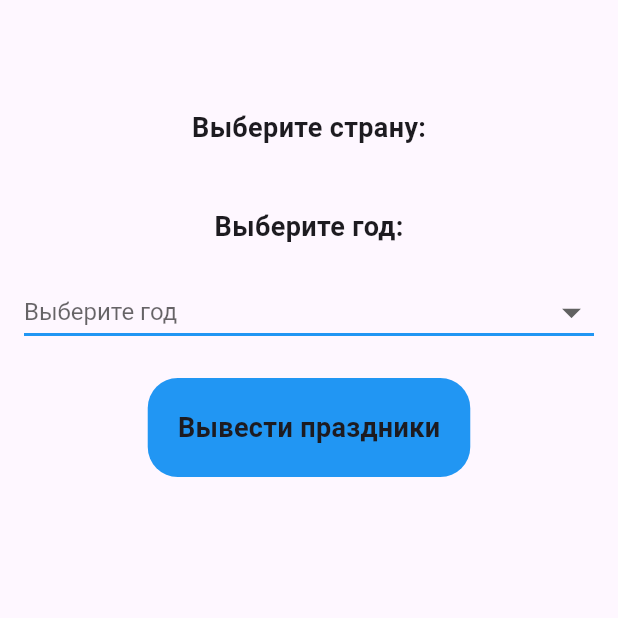
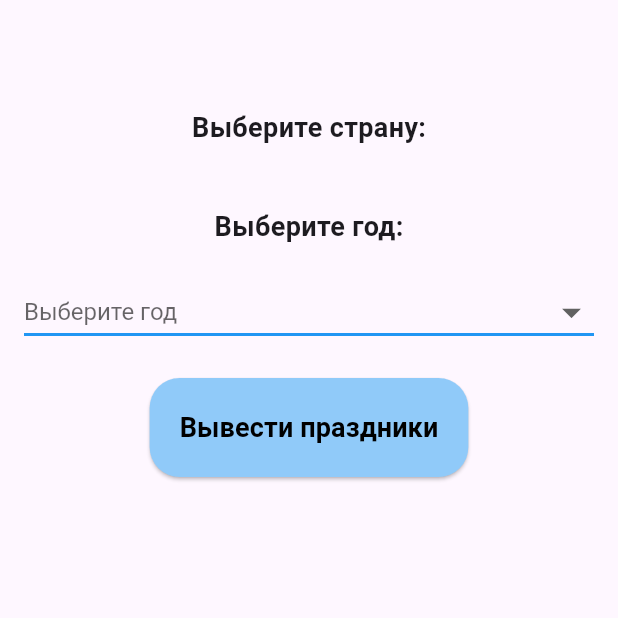
Before and after one commit to lera18a/dio_http_example, a Flutter app: the screen it shows after launch, on a phone screen of 412 x 824 dp, the top half of it. Run offline on Flutter 3.47's test engine with Material 3 defaults, Android fonts, the phone set to English and light mode, and no system bars; our stand-ins replace dio; network calls fail.

Commit message:
update holidays button, do it right

```diff
--- a/lib/ui/holidays_button.dart
+++ b/lib/ui/holidays_button.dart
@@ -5,18 +5,24 @@ class HolidaysButton extends StatelessWidget {
   final void Function() onPressed;
   @override
   Widget build(BuildContext context) {
-    return Container(
-      decoration: BoxDecoration(
-        borderRadius: BorderRadius.circular(20),
-        color: Colors.blue,
+    return ElevatedButton(
+      style: ButtonStyle(
+        padding: WidgetStatePropertyAll(EdgeInsets.all(20)),
+        shape: WidgetStatePropertyAll(
+          RoundedRectangleBorder(
+            borderRadius: BorderRadiusGeometry.circular(20),
+          ),
+        ),
+        backgroundColor: WidgetStatePropertyAll(Colors.blue.shade200),
       ),
-      child: IconButton(
-        onPressed: onPressed,
-        icon: Text(
-          'Вывести праздники',
-          style: TextStyle(fontSize: 18, fontWeight: FontWeight.bold),
+      onPressed: onPressed,
+      child: Text(
+        'Вывести праздники',
+        style: TextStyle(
+          color: Colors.black,
+          fontSize: 18,
+          fontWeight: FontWeight.w700,
         ),
-        padding: EdgeInsets.all(20),
       ),
     );
   }
```
